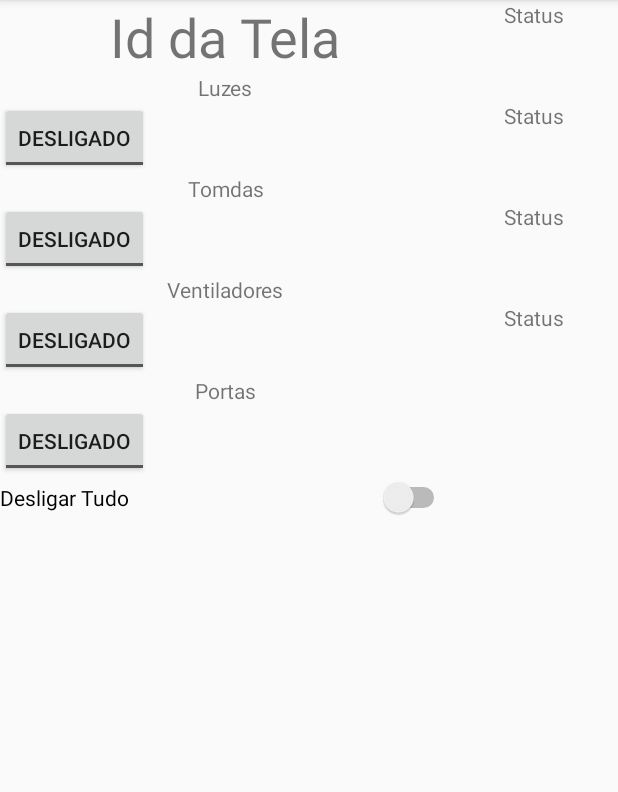
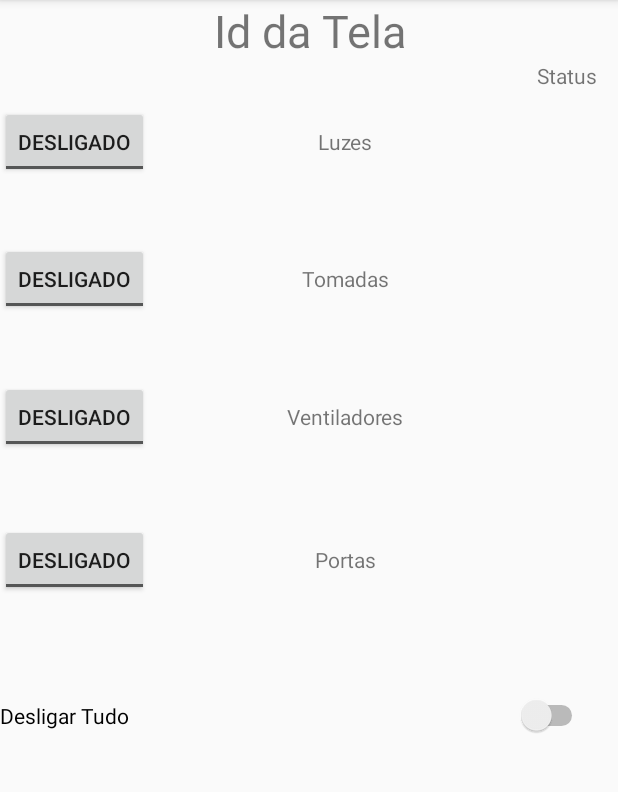
Before and after one commit to brunogoisteixeira/ProjetoSD, an Android app: the ActivityLigaDesliga screen opened directly, with no data from a screen before it, on a phone screen of 412 x 824 dp, the part 84-876 px from its top. Run offline under Robolectric (Android 15) with nearby library versions, the phone set to English and light mode, and no system bars.

Commit message:
atualização

```diff
--- a/Android/MinhaCasa/app/src/main/res/layout/activity_liga_desliga.xml
+++ b/Android/MinhaCasa/app/src/main/res/layout/activity_liga_desliga.xml
@@ -7,8 +7,8 @@
     tools:context=".ActivityLigaDesliga">
 
     <LinearLayout
-        android:layout_width="300dp"
-        android:layout_height="400dp"
+        android:layout_width="match_parent"
+        android:layout_height="742dp"
         android:addStatesFromChildren="false"
         android:orientation="vertical">
 
@@ -18,14 +18,19 @@
             android:layout_height="wrap_content"
             android:text="Id da Tela"
             android:textAlignment="center"
-            android:textSize="36sp" />
+            android:textSize="30sp" />
 
         <TextView
-            android:id="@+id/textView2"
+            android:id="@+id/textView8"
+            android:layout_width="398dp"
+            android:layout_height="30dp"
+            android:text="Status"
+            android:textAlignment="viewEnd" />
+
+        <LinearLayout
             android:layout_width="match_parent"
-            android:layout_height="wrap_content"
-            android:text="Luzes"
-            android:textAlignment="center" />
+            android:layout_height="91dp"
+            android:orientation="horizontal">
 
             <ToggleButton
                 android:id="@+id/tbLuz"
@@ -40,11 +45,25 @@
                 android:textOn="Ligado" />
 
             <TextView
-            android:id="@+id/textView3"
+                android:id="@+id/textView2"
+                android:layout_width="262dp"
+                android:layout_height="wrap_content"
+                android:text="Luzes"
+                android:textAlignment="center" />
+
+            <Button
+                android:id="@+id/btnEstadoLuz"
+                android:layout_width="50dp"
+                android:layout_height="36dp"
+                android:background="#6DC10C"
+                android:visibility="invisible" />
+
+        </LinearLayout>
+
+        <LinearLayout
             android:layout_width="match_parent"
-            android:layout_height="wrap_content"
-            android:text="Tomdas"
-            android:textAlignment="center" />
+            android:layout_height="92dp"
+            android:orientation="horizontal">
 
             <ToggleButton
                 android:id="@+id/tbTomadas"
@@ -59,11 +78,25 @@
                 android:textOn="Ligado" />
 
             <TextView
-            android:id="@+id/textView4"
+                android:id="@+id/textView3"
+                android:layout_width="262dp"
+                android:layout_height="wrap_content"
+                android:text="Tomadas"
+                android:textAlignment="center" />
+
+            <Button
+                android:id="@+id/btnEstadoTomada"
+                android:layout_width="50dp"
+                android:layout_height="36dp"
+                android:background="#6DC10C"
+                android:visibility="invisible" />
+
+        </LinearLayout>
+
+        <LinearLayout
             android:layout_width="match_parent"
-            android:layout_height="wrap_content"
-            android:text="Ventiladores"
-            android:textAlignment="center" />
+            android:layout_height="95dp"
+            android:orientation="horizontal">
 
             <ToggleButton
                 android:id="@+id/tbVentilador"
@@ -78,11 +111,24 @@
                 android:textOn="Ligado" />
 
             <TextView
-            android:id="@+id/textView5"
+                android:id="@+id/textView4"
+                android:layout_width="262dp"
+                android:layout_height="wrap_content"
+                android:text="Ventiladores"
+                android:textAlignment="center" />
+
+            <Button
+                android:id="@+id/btnEstadoVentilador"
+                android:layout_width="50dp"
+                android:layout_height="36dp"
+                android:background="#6DC10C"
+                android:visibility="invisible" />
+        </LinearLayout>
+
+        <LinearLayout
             android:layout_width="match_parent"
-            android:layout_height="wrap_content"
-            android:text="Portas"
-            android:textAlignment="center" />
+            android:layout_height="114dp"
+            android:orientation="horizontal">
 
             <ToggleButton
                 android:id="@+id/tbPortas"
@@ -96,82 +142,33 @@
                 android:textOff="Desligado"
                 android:textOn="Ligado" />
 
-        <Switch
-            android:id="@+id/swDesligaTudo"
-            android:layout_width="match_parent"
+            <TextView
+                android:id="@+id/textView5"
+                android:layout_width="262dp"
                 android:layout_height="wrap_content"
-            android:text="Desligar Tudo" />
-
-    </LinearLayout>
-
-    <LinearLayout
-        android:id="@+id/linearLayout2"
-        android:layout_width="match_parent"
-        android:layout_height="399dp"
-        android:orientation="horizontal">
-
-        <LinearLayout
-            android:layout_width="match_parent"
-            android:layout_height="300dp"
-            android:orientation="vertical">
-
-            <TextView
-                android:id="@+id/textView8"
-                android:layout_width="match_parent"
-                android:layout_height="wrap_content"
-                android:text="Status"
-                android:textAlignment="center" />
-
-            <Button
-                android:id="@+id/btnEstadoLuz"
-                android:layout_width="match_parent"
-                android:layout_height="wrap_content"
-                android:background="@android:color/holo_orange_light"
-                android:visibility="invisible" />
-
-            <TextView
-                android:id="@+id/textView9"
-                android:layout_width="match_parent"
-                android:layout_height="wrap_content"
-                android:text="Status"
-                android:textAlignment="center" />
-
-            <Button
-                android:id="@+id/btnEstadoTomada"
-                android:layout_width="match_parent"
-                android:layout_height="wrap_content"
-                android:background="@android:color/holo_orange_light"
-                android:visibility="invisible" />
-
-            <TextView
-                android:id="@+id/textView10"
-                android:layout_width="match_parent"
-                android:layout_height="wrap_content"
-                android:text="Status"
-                android:textAlignment="center" />
-
-            <Button
-                android:id="@+id/btnEstadoVentilador"
-                android:layout_width="match_parent"
-                android:layout_height="wrap_content"
-                android:text="Ligado"
-                android:visibility="invisible" />
-
-            <TextView
-                android:id="@+id/textView11"
-                android:layout_width="match_parent"
-                android:layout_height="wrap_content"
-                android:text="Status"
+                android:text="Portas"
                 android:textAlignment="center" />
 
             <Button
                 android:id="@+id/btnEstadoPorta"
-                android:layout_width="match_parent"
-                android:layout_height="wrap_content"
-                android:text="Ligado"
+                android:layout_width="50dp"
+                android:layout_height="36dp"
+                android:background="#6DC10C"
                 android:visibility="invisible" />
         </LinearLayout>
 
+        <LinearLayout
+            android:layout_width="match_parent"
+            android:layout_height="80dp"
+            android:orientation="horizontal">
+
+            <Switch
+                android:id="@+id/swDesligaTudo"
+                android:layout_width="392dp"
+                android:layout_height="wrap_content"
+                android:text="Desligar Tudo" />
+        </LinearLayout>
 
     </LinearLayout>
+
 </LinearLayout>
--- a/Android/MinhaCasa/app/src/main/res/layout/partescasa.xml
+++ b/Android/MinhaCasa/app/src/main/res/layout/partescasa.xml
@@ -8,8 +8,8 @@
 
     <ImageView
         android:id="@+id/imgImagem"
-        android:layout_width="300dp"
-        android:layout_height="150dp"
+        android:layout_width="250dp"
+        android:layout_height="wrap_content"
         android:layout_weight="1"
         app:srcCompat="@drawable/ic_quarto" />
 
```
Lines whose indentation alone changed are shown as unchanged.
